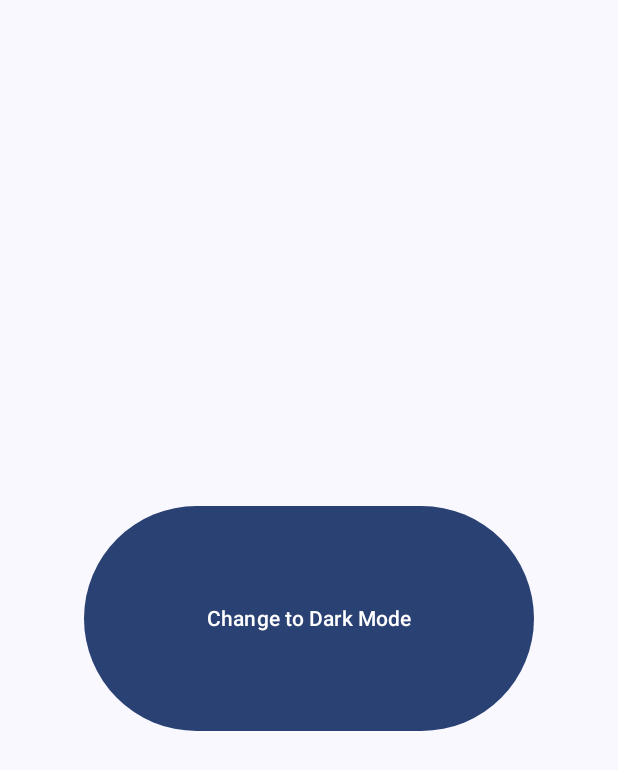
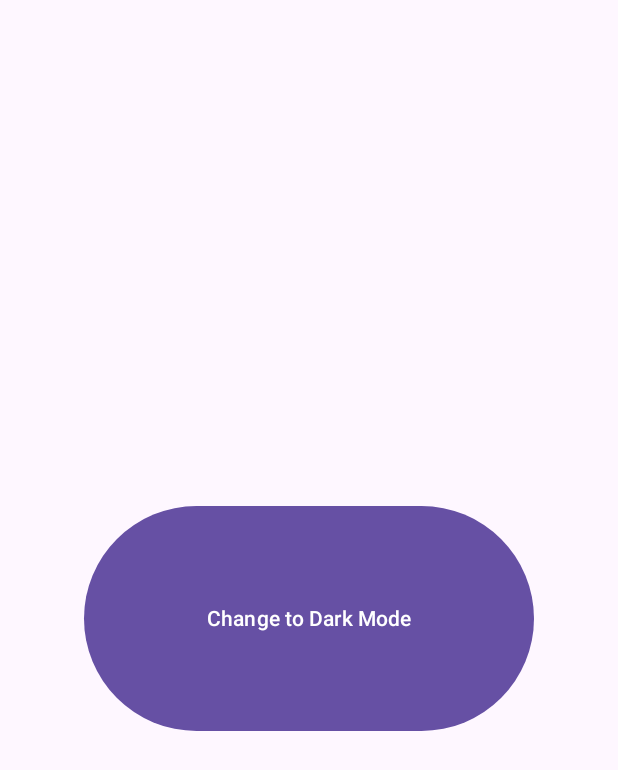
Before and after one commit to felipe-torress/into-the-darkness, an Android app built with Jetpack Compose: the screen it shows after launch (MainActivity), on a phone screen of 412 x 824 dp. Shown: the top 770 px of the screen. Run offline under Robolectric (Android 15) with nearby library versions, the phone set to English and light mode, and no system bars.

Commit message:
feat: delete dynamic theme

```diff
--- a/app/src/main/java/com/example/intothedarkness/ui/theme/Theme.kt
+++ b/app/src/main/java/com/example/intothedarkness/ui/theme/Theme.kt
@@ -1,17 +1,13 @@
 package com.example.intothedarkness.ui.theme
 
 import android.app.Activity
-import android.os.Build
 import androidx.compose.foundation.isSystemInDarkTheme
 import androidx.compose.material3.MaterialTheme
 import androidx.compose.material3.darkColorScheme
-import androidx.compose.material3.dynamicDarkColorScheme
-import androidx.compose.material3.dynamicLightColorScheme
 import androidx.compose.material3.lightColorScheme
 import androidx.compose.runtime.Composable
 import androidx.compose.runtime.SideEffect
 import androidx.compose.ui.graphics.toArgb
-import androidx.compose.ui.platform.LocalContext
 import androidx.compose.ui.platform.LocalView
 import androidx.core.view.ViewCompat
 
@@ -41,14 +37,9 @@ private val LightColorScheme = lightColorScheme(
 fun IntoTheDarknessTheme(
         darkTheme: Boolean = isSystemInDarkTheme(),
         // Dynamic color is available on Android 12+
-        dynamicColor: Boolean = true,
         content: @Composable () -> Unit
 ) {
     val colorScheme = when {
-        dynamicColor && Build.VERSION.SDK_INT >= Build.VERSION_CODES.S -> {
-            val context = LocalContext.current
-            if (darkTheme) dynamicDarkColorScheme(context) else dynamicLightColorScheme(context)
-        }
         darkTheme -> DarkColorScheme
         else -> LightColorScheme
     }
```
